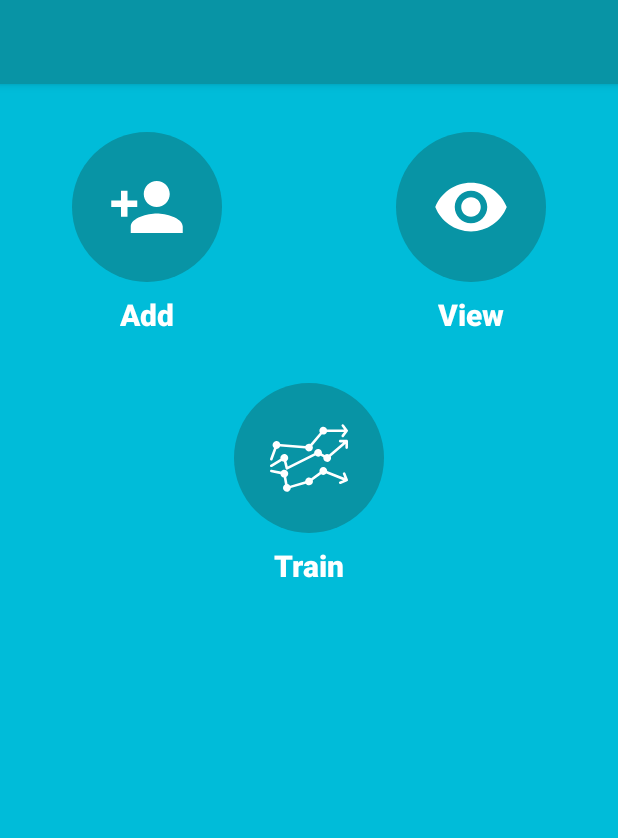
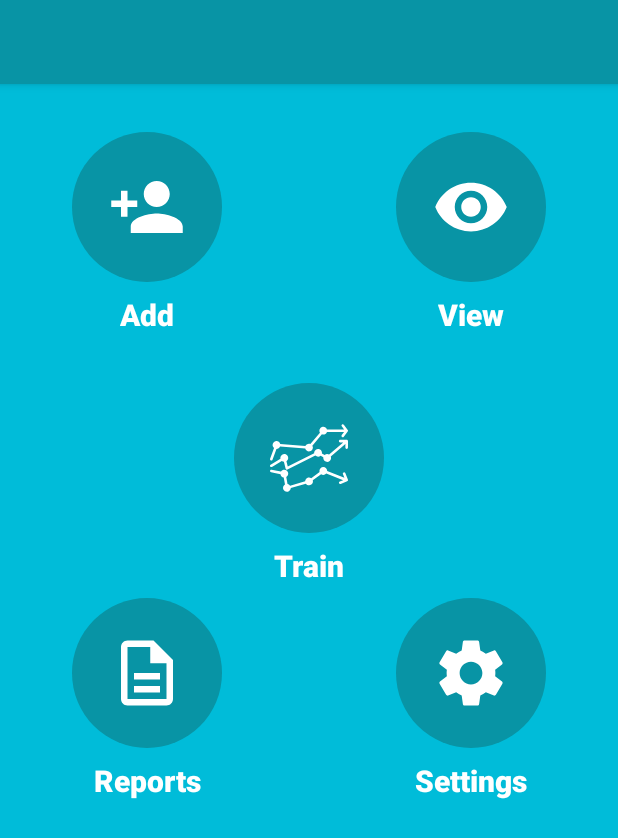
Before and after one commit to naifmeh/squeezeApp, an Android app: the screen it shows after launch (MainActivity), on a phone screen of 412 x 824 dp. Shown: the top 838 px of the screen. Run offline under Robolectric (Android 15) with nearby library versions, the phone set to English and light mode, and no system bars.

Commit message:
Designed most of the first step

```diff
--- a/app/src/main/AndroidManifest.xml
+++ b/app/src/main/AndroidManifest.xml
@@ -16,6 +16,9 @@
                 <category android:name="android.intent.category.LAUNCHER" />
             </intent-filter>
         </activity>
+        <activity android:name=".activities.AddEmployeeActivity" />
+        <activity android:name=".activities.TrainNetworkActivity" />
+        <activity android:name=".activities.ViewEmployeesActivity"></activity>
     </application>
 
 </manifest>
--- /dev/null
+++ b/app/src/main/res/drawable/ic_records_white_24px.xml
@@ -0,0 +1,15 @@
+<vector xmlns:android="http://schemas.android.com/apk/res/android"
+    android:width="24dp"
+    android:height="24dp"
+    android:viewportWidth="24"
+    android:viewportHeight="24">
+  <path
+      android:fillColor="#FFFFFF"
+      android:pathData="M8,16h8v2h-8z"/>
+  <path
+      android:fillColor="#FFFFFF"
+      android:pathData="M8,12h8v2h-8z"/>
+  <path
+      android:fillColor="#FFFFFF"
+      android:pathData="M14,2H6C4.9,2 4,2.9 4,4v16c0,1.1 0.89,2 1.99,2H18c1.1,0 2,-0.9 2,-2V8L14,2zM18,20L6,20V4h7v5h5V20z"/>
+</vector>
--- /dev/null
+++ b/app/src/main/res/drawable/ic_round_settings_24px.xml
@@ -0,0 +1,9 @@
+<vector xmlns:android="http://schemas.android.com/apk/res/android"
+    android:width="24dp"
+    android:height="24dp"
+    android:viewportWidth="24"
+    android:viewportHeight="24">
+  <path
+      android:fillColor="#FFFFFF"
+      android:pathData="M19.43,12.98c0.04,-0.32 0.07,-0.64 0.07,-0.98s-0.03,-0.66 -0.07,-0.98l2.11,-1.65c0.19,-0.15 0.24,-0.42 0.12,-0.64l-2,-3.46c-0.12,-0.22 -0.39,-0.3 -0.61,-0.22l-2.49,1c-0.52,-0.4 -1.08,-0.73 -1.69,-0.98l-0.38,-2.65C14.46,2.18 14.25,2 14,2h-4C9.75,2 9.54,2.18 9.51,2.42L9.13,5.07C8.52,5.32 7.96,5.66 7.44,6.05l-2.49,-1c-0.23,-0.09 -0.49,0 -0.61,0.22l-2,3.46C2.21,8.95 2.27,9.22 2.46,9.37l2.11,1.65C4.53,11.34 4.5,11.67 4.5,12s0.03,0.66 0.07,0.98l-2.11,1.65c-0.19,0.15 -0.24,0.42 -0.12,0.64l2,3.46c0.12,0.22 0.39,0.3 0.61,0.22l2.49,-1c0.52,0.4 1.08,0.73 1.69,0.98l0.38,2.65C9.54,21.82 9.75,22 10,22h4c0.25,0 0.46,-0.18 0.49,-0.42l0.38,-2.65c0.61,-0.25 1.17,-0.59 1.69,-0.98l2.49,1c0.23,0.09 0.49,0 0.61,-0.22l2,-3.46c0.12,-0.22 0.07,-0.49 -0.12,-0.64L19.43,12.98zM12,15.5c-1.93,0 -3.5,-1.57 -3.5,-3.5s1.57,-3.5 3.5,-3.5s3.5,1.57 3.5,3.5S13.93,15.5 12,15.5z"/>
+</vector>
--- a/app/src/main/res/layout/activity_main.xml
+++ b/app/src/main/res/layout/activity_main.xml
@@ -107,6 +107,65 @@
             app:layout_constraintStart_toStartOf="@+id/trainEmployeeButton"
             app:layout_constraintTop_toBottomOf="@+id/trainEmployeeButton" />
 
+        <ImageView
+            android:id="@+id/reportsEmployeeButton"
+            android:layout_width="100dp"
+            android:layout_height="100dp"
+            android:layout_alignParentTop="true"
+            android:layout_centerHorizontal="true"
+            android:layout_marginStart="48dp"
+            android:layout_marginTop="8dp"
+            android:adjustViewBounds="false"
+            android:background="@drawable/main_round_button"
+            android:clickable="false"
+            android:padding="24dp"
+            android:src="@drawable/ic_records_white_24px"
+            app:layout_constraintStart_toStartOf="parent"
+            app:layout_constraintTop_toBottomOf="@+id/trainEmployeeLabel" />
+
+        <TextView
+            android:id="@+id/reportsEmployeeLabel"
+            style="@style/titleLabels"
+            android:layout_width="wrap_content"
+            android:layout_height="wrap_content"
+            android:layout_marginEnd="8dp"
+            android:layout_marginStart="8dp"
+            android:layout_marginTop="8dp"
+            android:text="@string/mainReportsLabel"
+            android:textColor="@color/mainTextColorTitles"
+            app:layout_constraintEnd_toEndOf="@+id/reportsEmployeeButton"
+            app:layout_constraintStart_toStartOf="@+id/reportsEmployeeButton"
+            app:layout_constraintTop_toBottomOf="@+id/reportsEmployeeButton" />
+
+        <ImageView
+            android:id="@+id/settingsButton"
+            android:layout_width="100dp"
+            android:layout_height="100dp"
+            android:layout_alignParentTop="true"
+            android:layout_centerHorizontal="true"
+            android:layout_marginEnd="48dp"
+            android:adjustViewBounds="false"
+            android:background="@drawable/main_round_button"
+            android:clickable="false"
+            android:padding="24dp"
+            android:src="@drawable/ic_round_settings_24px"
+            app:layout_constraintEnd_toEndOf="parent"
+            app:layout_constraintTop_toTopOf="@+id/reportsEmployeeButton" />
+
+        <TextView
+            android:id="@+id/settingsLabel"
+            style="@style/titleLabels"
+            android:layout_width="wrap_content"
+            android:layout_height="wrap_content"
+            android:layout_marginEnd="8dp"
+            android:layout_marginStart="8dp"
+            android:layout_marginTop="8dp"
+            android:text="@string/mainSettingsLabel"
+            android:textColor="@color/mainTextColorTitles"
+            app:layout_constraintEnd_toEndOf="@+id/settingsButton"
+            app:layout_constraintStart_toStartOf="@+id/settingsButton"
+            app:layout_constraintTop_toBottomOf="@+id/settingsButton" />
+
 
 
 
--- a/app/src/main/res/values/colors.xml
+++ b/app/src/main/res/values/colors.xml
@@ -6,4 +6,8 @@
 
     <color name="mainRoundButtonColor">@color/colorPrimaryDark</color>
     <color name="mainTextColorTitles">#FFFFFF</color>
+    <color name="buttonTextColor">#FFFFFF</color>
+    <color name="buttonBcgColor">#FFFFFF</color>
+
+    <color name="labelTextColor">#FFFFFF</color>
 </resources>
--- a/app/src/main/res/values/dimens.xml
+++ b/app/src/main/res/values/dimens.xml
@@ -2,4 +2,5 @@
 <resources>
 
     <dimen name="titleMainLabel">20sp</dimen>
+    <dimen name="addEmployeeBtnHeight">50dp</dimen>
 </resources>
--- a/build.gradle
+++ b/build.gradle
@@ -7,7 +7,7 @@ buildscript {
         jcenter()
     }
     dependencies {
-        classpath 'com.android.tools.build:gradle:3.0.1'
+        classpath 'com.android.tools.build:gradle:3.1.3'
 
 
         // NOTE: Do not place your application dependencies here; they belong
--- a/settings.gradle
+++ b/settings.gradle
@@ -1 +1,2 @@
+
 include ':app'
```
Also changed, not shown: app/build.gradle (+7 -5 lines), app/src/main/java/com/squeeze/squeezeadmin/activities/AddEmployeeActivity.java (added, +15 -0 lines), app/src/main/java/com/squeeze/squeezeadmin/activities/TrainNetworkActivity.java (added, +15 -0 lines), app/src/main/java/com/squeeze/squeezeadmin/activities/ViewEmployeesActivity.java (added, +15 -0 lines), app/src/main/res/layout/activity_add_employee.xml (added, +199 -0 lines), app/src/main/res/layout/activity_train_network.xml (added, +112 -0 lines), app/src/main/res/layout/activity_view_employees.xml (added, +59 -0 lines), app/src/main/res/layout/list_employees_recycler_layout.xml (added, +16 -0 lines), app/src/main/res/values/strings.xml (+12 -0 lines), gradle/wrapper/gradle-wrapper.properties.
